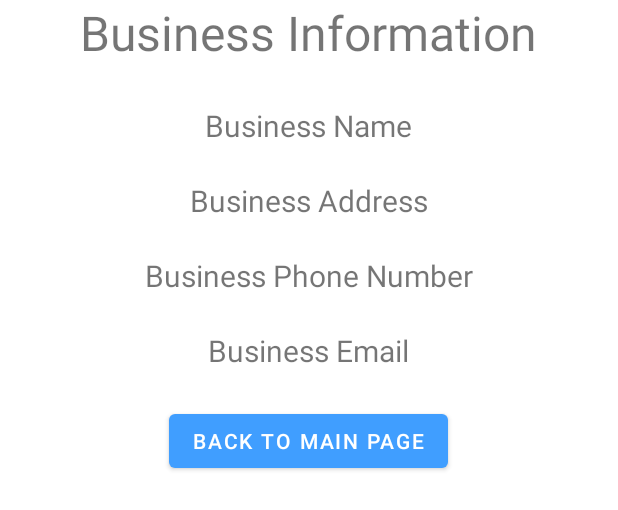
After one commit to McGill-ECSE321-Winter2021/project-group-06, an Android app: the layout business_info.xml on its own in the app's theme, with its tools: preview values and no code run, on a phone screen of 412 x 824 dp. The commit adds this screen. Shown: the top 510 px of the screen. Run offline under Robolectric (Android 15) with nearby library versions, the phone set to English and light mode, and no system bars; network calls fail.

```diff
--- /dev/null
+++ b/VehicleRepairShop-Android/app/src/main/res/layout/business_info.xml
@@ -0,0 +1,72 @@
+<?xml version="1.0" encoding="utf-8"?>
+<androidx.constraintlayout.widget.ConstraintLayout xmlns:android="http://schemas.android.com/apk/res/android"
+    xmlns:app="http://schemas.android.com/apk/res-auto"
+    android:layout_width="match_parent"
+    android:layout_height="match_parent"
+    app:layout_behavior="@string/appbar_scrolling_view_behavior">
+
+    <LinearLayout
+        android:layout_width="match_parent"
+        android:layout_height="wrap_content"
+        android:orientation="vertical"
+        app:layout_constraintLeft_toLeftOf="parent"
+        app:layout_constraintRight_toRightOf="parent"
+        app:layout_constraintTop_toTopOf="parent">
+
+        <TextView
+            android:id="@+id/error"
+            android:layout_height="wrap_content"
+            android:layout_width="wrap_content"
+            android:visibility="gone"
+            android:text=""
+            android:textColor="#FF0000"/>
+
+        <TextView
+            android:id="@+id/BI_title"
+            android:textSize="32dp"
+            android:layout_width="wrap_content"
+            android:layout_height="70dp"
+            android:layout_gravity="center"
+            android:text="@string/BI_title" />
+
+        <TextView
+            android:id="@+id/business_name"
+            android:textSize="20dp"
+            android:layout_width="wrap_content"
+            android:layout_height="50dp"
+            android:layout_gravity="center"
+            android:text="@string/business_name" />
+
+        <TextView
+            android:id="@+id/business_address"
+            android:textSize="20dp"
+            android:layout_width="wrap_content"
+            android:layout_height="50dp"
+            android:layout_gravity="center"
+            android:text="@string/business_address" />
+
+        <TextView
+            android:id="@+id/business_phone_number"
+            android:textSize="20dp"
+            android:layout_width="wrap_content"
+            android:layout_height="50dp"
+            android:layout_gravity="center"
+            android:text="@string/business_phone_number" />
+
+        <TextView
+            android:id="@+id/business_email"
+            android:textSize="20dp"
+            android:layout_width="wrap_content"
+            android:layout_height="50dp"
+            android:layout_gravity="center"
+            android:text="@string/business_email" />
+        <Button
+            android:layout_width="wrap_content"
+            android:layout_height="wrap_content"
+            android:layout_gravity="center"
+            android:onClick="returnToMain"
+            android:text="@string/go_back" />
+
+
+    </LinearLayout>
+</androidx.constraintlayout.widget.ConstraintLayout>
--- a/VehicleRepairShop-Android/app/src/main/res/values/strings.xml
+++ b/VehicleRepairShop-Android/app/src/main/res/values/strings.xml
@@ -17,4 +17,11 @@
     <string name="logout">Logout</string>
     <string name="cancel">Cancel</string>
     <string name="save">Save</string>
+
+    <string name="business_name">Business Name</string>
+    <string name="business_address">Business Address</string>
+    <string name="business_phone_number">Business Phone Number</string>
+    <string name="business_email">Business Email</string>
+    <string name="BI_title">Business Information</string>
+    <string name="go_back">Back To Main Page</string>
 </resources>
```
Also changed, not shown: VehicleRepairShop-Android/app/src/main/java/ca/mcgill/ecse321/vehiclerepairshop/BusinessInfoListAdapter.java (added, +63 -0 lines), VehicleRepairShop-Android/app/src/main/java/ca/mcgill/ecse321/vehiclerepairshop/BusinessInfoRequestObject.java (added, +86 -0 lines), VehicleRepairShop-Android/app/src/main/res/layout/activity_business_info.xml (added, +13 -0 lines).
